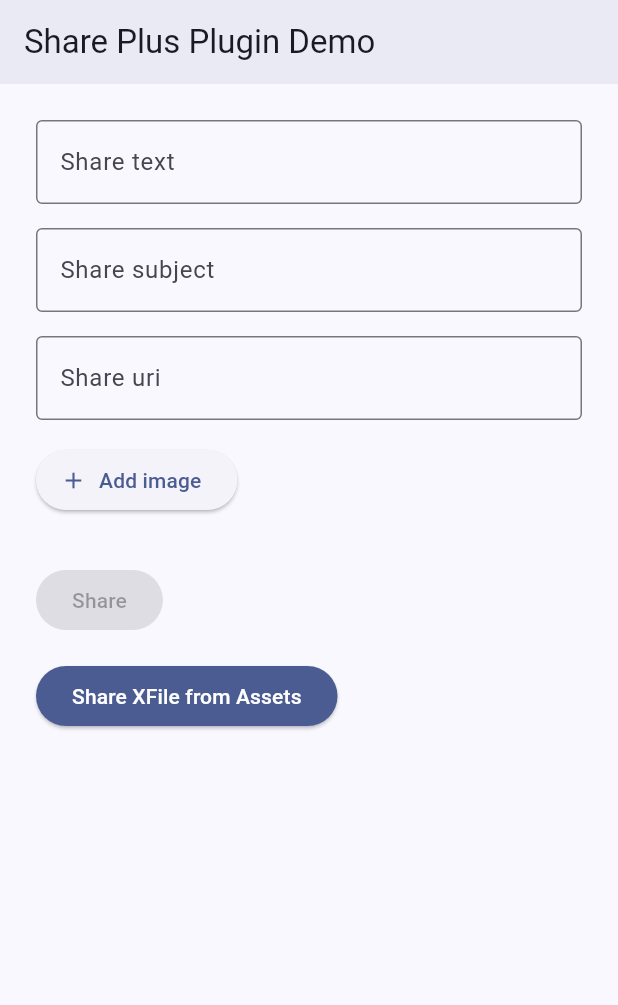
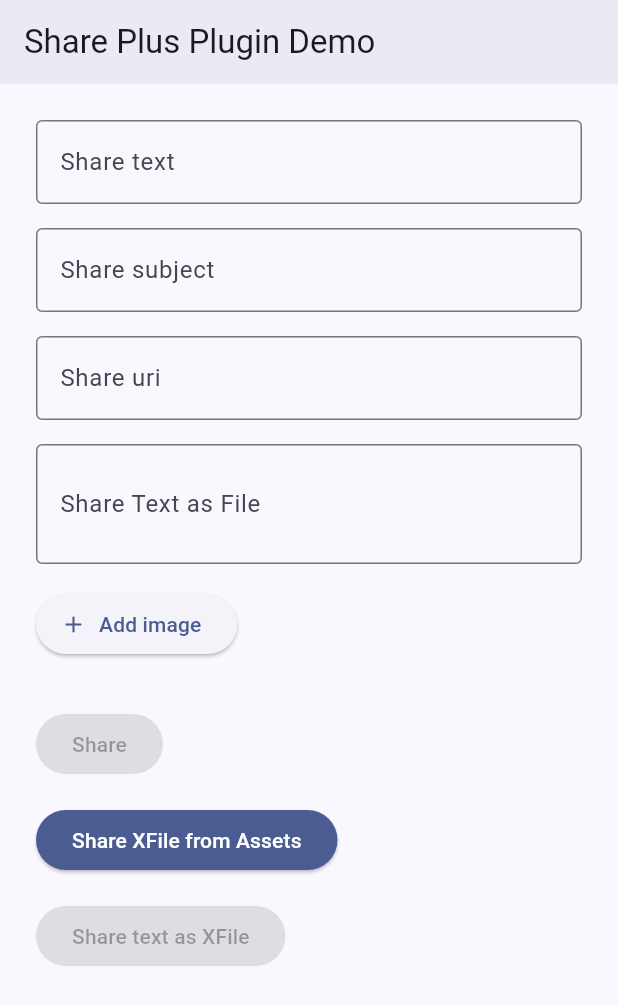
Before and after one commit to kumsumit/share_plus, a Flutter app: the screen it shows after launch, on a phone screen of 412 x 824 dp. Shown: the top 1005 px of the screen. Run offline on Flutter 3.47's test engine with Material 3 defaults, Android fonts, the phone set to English and light mode, and no system bars; our stand-ins replace url_launcher_linux, url_launcher_platform_interface, url_launcher_web, web; missing offline and left inert: dart:ffi, dart:js_interop, share_plus_platform_interface, url_launcher_windows, win32.

Commit message:
code updated

```diff
--- a/example/lib/main.dart
+++ b/example/lib/main.dart
@@ -4,6 +4,7 @@
 
 // ignore_for_file: public_member_api_docs
 
+import 'dart:convert';
 import 'dart:io';
 
 // import 'package:file_selector/file_selector.dart'
@@ -32,6 +33,7 @@ class DemoAppState extends State<DemoApp> {
   String text = '';
   String subject = '';
   String uri = '';
+  String fileName = '';
   List<String> imageNames = [];
   List<String> imagePaths = [];
 
@@ -87,6 +89,18 @@ class DemoAppState extends State<DemoApp> {
                 maxLines: null,
                 onChanged: (String value) {
                   setState(() => uri = value);
+                },
+              ),
+              const SizedBox(height: 16),
+              TextField(
+                decoration: const InputDecoration(
+                  border: OutlineInputBorder(),
+                  labelText: 'Share Text as File',
+                  hintText: 'Enter the filename you want to share your text as',
+                ),
+                maxLines: null,
+                onChanged: (String value) {
+                  setState(() => fileName = value);
                 },
               ),
               const SizedBox(height: 16),
@@ -154,6 +168,21 @@ class DemoAppState extends State<DemoApp> {
                       _onShareXFileFromAssets(context);
                     },
                     child: const Text('Share XFile from Assets'),
+                  );
+                },
+              ),
+              const SizedBox(height: 16),
+              Builder(
+                builder: (BuildContext context) {
+                  return ElevatedButton(
+                    style: ElevatedButton.styleFrom(
+                      foregroundColor: Theme.of(context).colorScheme.onPrimary,
+                      backgroundColor: Theme.of(context).colorScheme.primary,
+                    ),
+                    onPressed: fileName.isEmpty || text.isEmpty
+                        ? null
+                        : () => _onShareTextAsXFile(context),
+                    child: const Text('Share text as XFile'),
                   );
                 },
               ),
@@ -228,6 +257,25 @@ class DemoAppState extends State<DemoApp> {
     scaffoldMessenger.showSnackBar(getResultSnackBar(shareResult));
   }
 
+  void _onShareTextAsXFile(BuildContext context) async {
+    final box = context.findRenderObject() as RenderBox?;
+    final scaffoldMessenger = ScaffoldMessenger.of(context);
+    final data = utf8.encode(text);
+    final shareResult = await Share.shareXFiles(
+      [
+        XFile.fromData(
+          data,
+          // name: fileName, // Notice, how setting the name here does not work.
+          mimeType: 'text/plain',
+        ),
+      ],
+      sharePositionOrigin: box!.localToGlobal(Offset.zero) & box.size,
+      fileNameOverrides: [fileName],
+    );
+
+    scaffoldMessenger.showSnackBar(getResultSnackBar(shareResult));
+  }
+
   SnackBar getResultSnackBar(ShareResult result) {
     return SnackBar(
       content: Column(
--- a/example/pubspec.yaml
+++ b/example/pubspec.yaml
@@ -7,6 +7,8 @@ dependencies:
     sdk: flutter
   share_plus:
     path: ../
+  image_picker: ^1.1.2
+  file_selector: ^1.0.3
 
 
 dev_dependencies:
@@ -16,7 +18,7 @@ dev_dependencies:
     sdk: flutter
   integration_test:
     sdk: flutter
-  flutter_lints: ^3.0.2
+  flutter_lints: ^4.0.0
 
 flutter:
   uses-material-design: true
--- a/lib/share_plus.dart
+++ b/lib/share_plus.dart
@@ -110,6 +110,11 @@ class Share {
   /// origin rect for the share sheet to popover from on iPads and Macs. It has no effect
   /// on other devices.
   ///
+  /// The optional parameter [fileNameOverrides] can be used to override the names of shared files
+  /// When set, the list length must match the number of [files] to share.
+  /// This is useful when sharing files that were created by [`XFile.fromData`](https://github.com/flutter/packages/blob/754de1918a339270b70971b6841cf1e04dd71050/packages/cross_file/lib/src/types/io.dart#L43),
+  /// because name property will be ignored by  [`cross_file`](https://pub.dev/packages/cross_file) on all platforms except on web.
+  ///
   /// May throw [PlatformException] or [FormatException]
   /// from [MethodChannel].
   ///
@@ -119,6 +124,7 @@ class Share {
     String? subject,
     String? text,
     Rect? sharePositionOrigin,
+    List<String>? fileNameOverrides,
   }) async {
     assert(files.isNotEmpty);
     return _platform.shareXFiles(
@@ -126,6 +132,7 @@ class Share {
       subject: subject,
       text: text,
       sharePositionOrigin: sharePositionOrigin,
+      fileNameOverrides: fileNameOverrides,
     );
   }
 }
--- a/lib/src/share_plus_linux.dart
+++ b/lib/src/share_plus_linux.dart
@@ -68,6 +68,7 @@ class SharePlusLinuxPlugin extends SharePlatform {
     String? subject,
     String? text,
     Rect? sharePositionOrigin,
+    List<String>? fileNameOverrides,
   }) {
     throw UnimplementedError(
       'shareXFiles() has not been implemented on Linux.',
--- a/lib/src/share_plus_web.dart
+++ b/lib/src/share_plus_web.dart
@@ -9,8 +9,7 @@ import 'package:mime/mime.dart' show lookupMimeType;
 import 'package:share_plus_platform_interface/share_plus_platform_interface.dart';
 import 'package:url_launcher_platform_interface/url_launcher_platform_interface.dart';
 import 'package:url_launcher_web/url_launcher_web.dart';
-import 'package:web/web.dart' as web
-    show DOMException, File, FilePropertyBag, Navigator, window;
+import 'package:web/web.dart';
 
 /// The web implementation of [SharePlatform].
 class SharePlusWebPlugin extends SharePlatform {
@@ -21,20 +20,20 @@ class SharePlusWebPlugin extends SharePlatform {
     SharePlatform.instance = SharePlusWebPlugin(UrlLauncherPlugin());
   }
 
-  final web.Navigator _navigator;
+  final Navigator _navigator;
 
   /// A constructor that allows tests to override the window object used by the plugin.
   SharePlusWebPlugin(
     this.urlLauncher, {
-    @visibleForTesting web.Navigator? debugNavigator,
-  }) : _navigator = debugNavigator ?? web.window.navigator;
+    @visibleForTesting Navigator? debugNavigator,
+  }) : _navigator = debugNavigator ?? window.navigator;
 
   @override
   Future<ShareResult> shareUri(
     Uri uri, {
     Rect? sharePositionOrigin,
   }) async {
-    final data = ShareData.url(
+    final data = ShareData(
       url: uri.toString(),
     );
 
@@ -56,7 +55,11 @@ class SharePlusWebPlugin extends SharePlatform {
 
     try {
       await _navigator.share(data).toDart;
-    } on web.DOMException catch (e) {
+    } on DOMException catch (e) {
+      if (e.name case 'AbortError') {
+        return _resultDismissed;
+      }
+
       developer.log(
         'Failed to share uri',
         error: '${e.name}: ${e.message}',
@@ -76,12 +79,12 @@ class SharePlusWebPlugin extends SharePlatform {
   }) async {
     final ShareData data;
     if (subject != null && subject.isNotEmpty) {
-      data = ShareData.textWithTitle(
+      data = ShareData(
         title: subject,
         text: text,
       );
     } else {
-      data = ShareData.text(
+      data = ShareData(
         text: text,
       );
     }
@@ -130,7 +133,7 @@ class SharePlusWebPlugin extends SharePlatform {
 
       // actions is success, but can't get the action name
       return ShareResult.unavailable;
-    } on web.DOMException catch (e) {
+    } on DOMException catch (e) {
       if (e.name case 'AbortError') {
         return _resultDismissed;
       }
@@ -156,33 +159,38 @@ class SharePlusWebPlugin extends SharePlatform {
     String? subject,
     String? text,
     Rect? sharePositionOrigin,
+    List<String>? fileNameOverrides,
   }) async {
-    final webFiles = <web.File>[];
-    for (final xFile in files) {
-      webFiles.add(await _fromXFile(xFile));
+    assert(
+        fileNameOverrides == null || files.length == fileNameOverrides.length);
+    final webFiles = <File>[];
+    for (var index = 0; index < files.length; index++) {
+      final xFile = files[index];
+      final filename = fileNameOverrides?.elementAt(index);
+      webFiles.add(await _fromXFile(xFile, nameOverride: filename));
     }
 
     final ShareData data;
     if (text != null && text.isNotEmpty) {
       if (subject != null && subject.isNotEmpty) {
-        data = ShareData.filesWithTextAndTitle(
+        data = ShareData(
           files: webFiles.toJS,
           text: text,
           title: subject,
         );
       } else {
-        data = ShareData.filesWithText(
+        data = ShareData(
           files: webFiles.toJS,
           text: text,
         );
       }
     } else if (subject != null && subject.isNotEmpty) {
-      data = ShareData.filesWithTitle(
+      data = ShareData(
         files: webFiles.toJS,
         title: subject,
       );
     } else {
-      data = ShareData.files(
+      data = ShareData(
         files: webFiles.toJS,
       );
     }
@@ -208,7 +216,7 @@ class SharePlusWebPlugin extends SharePlatform {
 
       // actions is success, but can't get the action name
       return ShareResult.unavailable;
-    } on web.DOMException catch (e) {
+    } on DOMException catch (e) {
       if (e.name case 'AbortError') {
         return _resultDismissed;
       }
@@ -222,13 +230,12 @@ class SharePlusWebPlugin extends SharePlatform {
     }
   }
 
-  static Future<web.File> _fromXFile(XFile file) async {
+  static Future<File> _fromXFile(XFile file, {String? nameOverride}) async {
     final bytes = await file.readAsBytes();
-    return web.File(
+    return File(
       [bytes.buffer.toJS].toJS,
-      file.name,
-      web.FilePropertyBag()
-        ..type = file.mimeType ?? _mimeTypeForPath(file, bytes),
+      nameOverride ?? file.name,
+      FilePropertyBag()..type = file.mimeType ?? _mimeTypeForPath(file, bytes),
     );
   }
 
@@ -242,46 +249,3 @@ const _resultDismissed = ShareResult(
   '',
   ShareResultStatus.dismissed,
 );
-
-extension on web.Navigator {
-  /// https://developer.mozilla.org/en-US/docs/Web/API/Navigator/canShare
-  external bool canShare(ShareData data);
-
-  /// https://developer.mozilla.org/en-US/docs/Web/API/Navigator/share
-  external JSPromise share(ShareData data);
-}
-
-extension type ShareData._(JSObject _) implements JSObject {
-  external factory ShareData.text({
-    String text,
-  });
-
-  external factory ShareData.textWithTitle({
-    String text,
-    String title,
-  });
-
-  external factory ShareData.files({
-    JSArray<web.File> files,
-  });
-
-  external factory ShareData.filesWithText({
-    JSArray<web.File> files,
-    String text,
-  });
-
-  external factory ShareData.filesWithTitle({
-    JSArray<web.File> files,
-    String title,
-  });
-
-  external factory ShareData.filesWithTextAndTitle({
-    JSArray<web.File> files,
-    String text,
-    String title,
-  });
-
-  external factory ShareData.url({
-    String url,
-  });
-}
--- a/lib/src/share_plus_windows.dart
+++ b/lib/src/share_plus_windows.dart
@@ -73,6 +73,7 @@ class SharePlusWindowsPlugin extends SharePlatform {
     String? subject,
     String? text,
     Rect? sharePositionOrigin,
+    List<String>? fileNameOverrides,
   }) {
     throw UnimplementedError(
       'shareXFiles() is only available for Windows versions higher than 10.0.${VersionHelper.kWindows10RS5BuildNumber}.',
```
Also changed, not shown: pubspec.yaml (+9 -7 lines), 8 other files.
